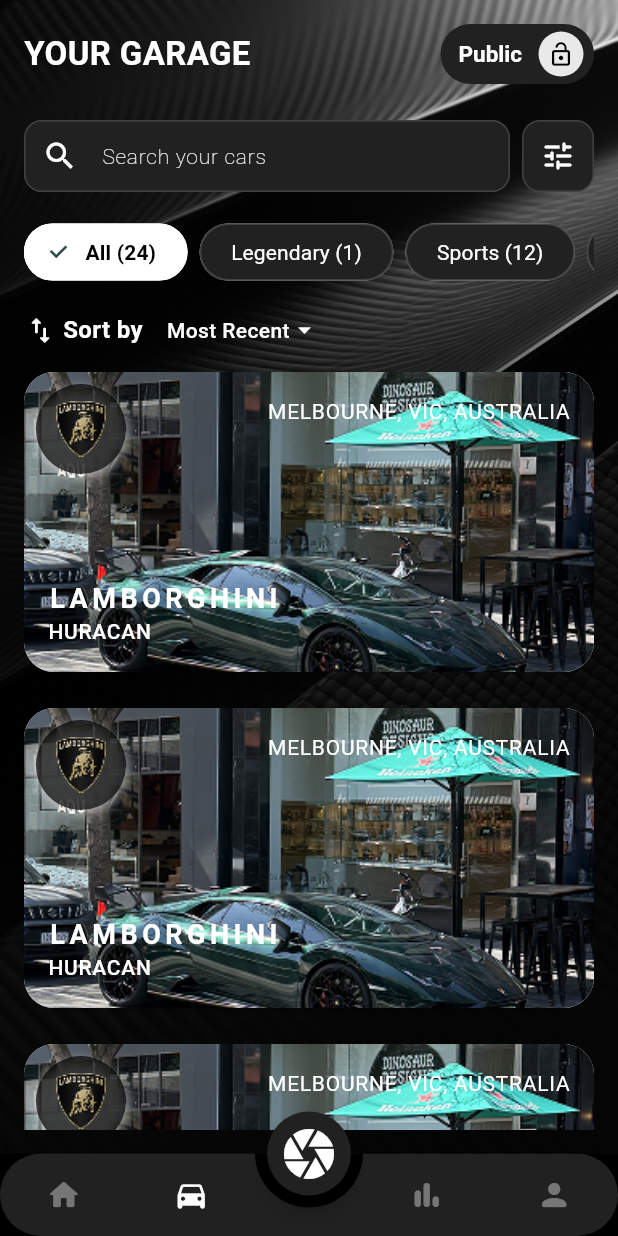
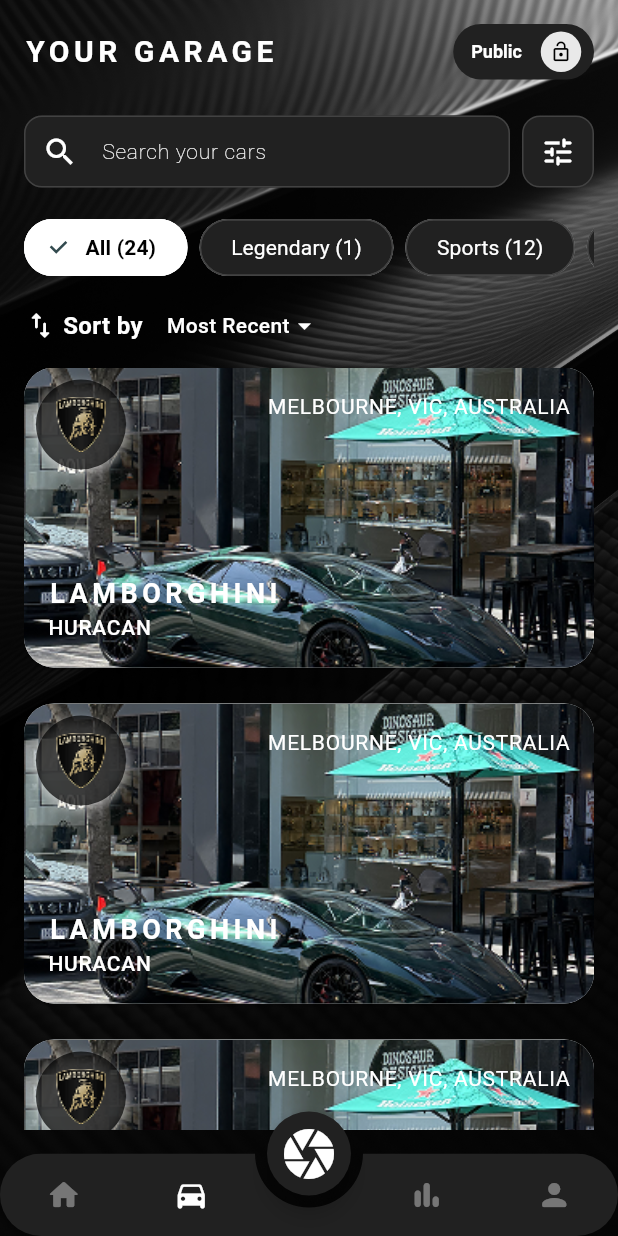
Before and after one commit to sabikrahat/riderspotr, a Flutter app: the GarageScreen screen opened by its route, on a phone screen of 412 x 824 dp. Run offline on Flutter 3.47's test engine with Material 3 defaults, Android fonts, the phone set to English and light mode, and no system bars; drawn by our look-alikes of animated_bottom_navigation_bar, toastification; our stand-ins replace camera, flutter_riverpod, flutter_svg, form_builder_validators, gap, go_router and 7 more; missing offline and left inert: arc_progress_bar_new; accounts and stored records are empty; generated files the repository leaves out were written again; network calls fail; Roboto replaces fonts that are missing (Montserrat).

Commit message:
Refactor: Update UI components in Garage and Leaderboard screens for improved styling and consistency

```diff
--- a/lib/presentation/pages/garage/garage_screen.dart
+++ b/lib/presentation/pages/garage/garage_screen.dart
@@ -31,8 +31,7 @@
 
   @override
   Widget build(BuildContext context) {
-    return Scaffold(
-      body: Stack(
+    return Stack(
       children: [
         Image.asset(
           'assets/carbon/garage-bg.jpg',
@@ -49,15 +48,7 @@
                 Row(
                   mainAxisAlignment: MainAxisAlignment.spaceBetween,
                   children: [
-                      Text(
-                        'YOUR GARAGE',
-                        style: context.textTheme.bodyMedium?.copyWith(
-                          color: Colors.white,
-                          fontSize: 22,
-                          fontWeight: FontWeight.bold,
-                        ),
-                      ),
-
+                    Text('YOUR GARAGE', style: context.textTheme.headlineMedium),
                     AnimatedPrivacyToggle(
                       isPublic: isPublic,
                       onToggle: () => setState(() => isPublic = !isPublic),
@@ -209,7 +200,6 @@
           ),
         ),
       ],
-      ),
     );
   }
 }
--- a/lib/presentation/pages/nav_screen.dart
+++ b/lib/presentation/pages/nav_screen.dart
@@ -30,8 +30,9 @@
 
   @override
   Widget build(BuildContext context) {
-    return SafeArea(
-      child: Scaffold(
+    return Scaffold(
+      extendBody: true,
+      extendBodyBehindAppBar: true,
       body: body,
       bottomNavigationBar: KBottomNavbar(selectedNavItem: _getSelectedNavItem(path)),
       floatingActionButton: FloatingActionButton(
@@ -41,7 +42,6 @@
         onPressed: () => context.push(CameraScreen.routeName),
       ),
       floatingActionButtonLocation: FloatingActionButtonLocation.centerDocked,
-      ),
     );
   }
 }
--- a/lib/presentation/widgets/garage/animated_privacy_toggle.dart
+++ b/lib/presentation/widgets/garage/animated_privacy_toggle.dart
@@ -41,7 +41,7 @@
                   child: const Icon(
                     Icons.lock,
                     color: Colors.black,
-                    size: 18,
+                    size: 15,
                   ),
                 ),
               ),
@@ -55,7 +55,7 @@
               duration: const Duration(milliseconds: 300),
               style: TextStyle(
                 color: Colors.white,
-                fontSize: 15,
+                fontSize: 12,
                 fontWeight: FontWeight.bold,
                 fontFamily: context.textTheme.bodySmall?.fontFamily,
               ),
@@ -82,7 +82,7 @@
                   child: const Icon(
                     Icons.lock_open,
                     color: Colors.black,
-                    size: 18,
+                    size: 15,
                   ),
                 ),
               ),
```
Also changed, not shown: lib/presentation/pages/home/home_screen.dart (+4 -47 lines), lib/presentation/pages/leaderboard/leaderboard_screen.dart (+2 -11 lines). Lines whose indentation alone changed are shown as unchanged.
